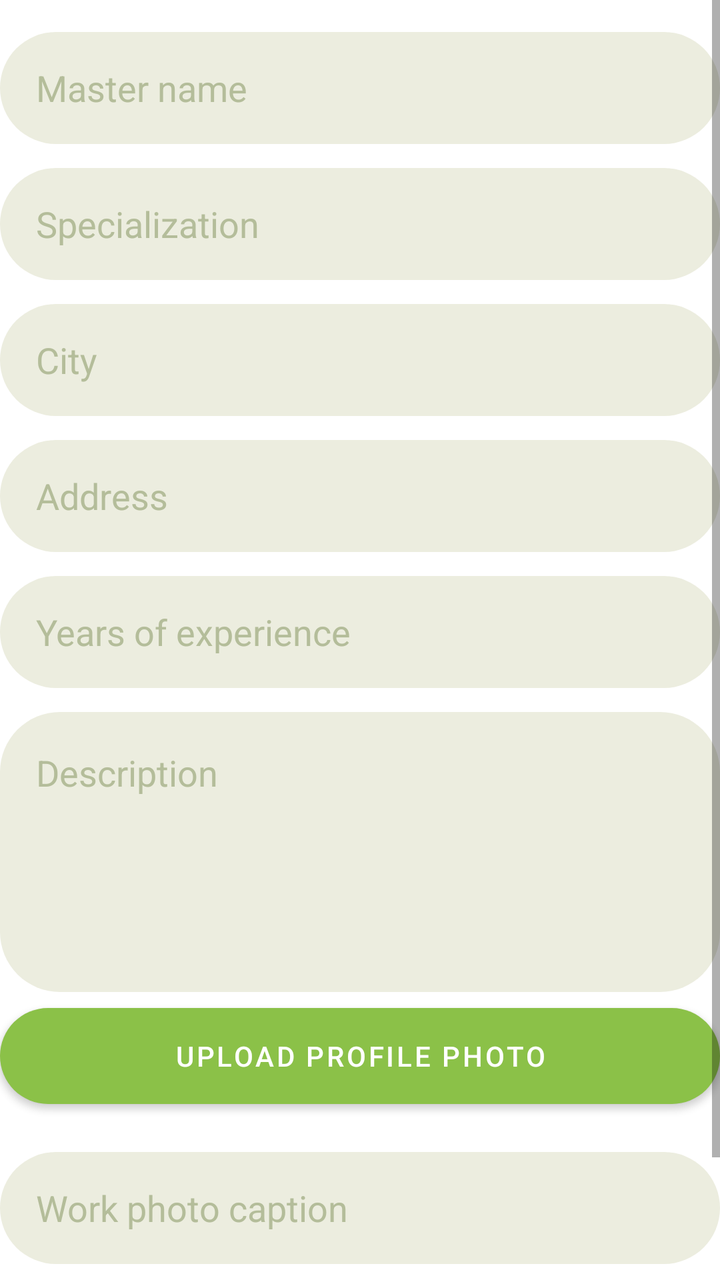
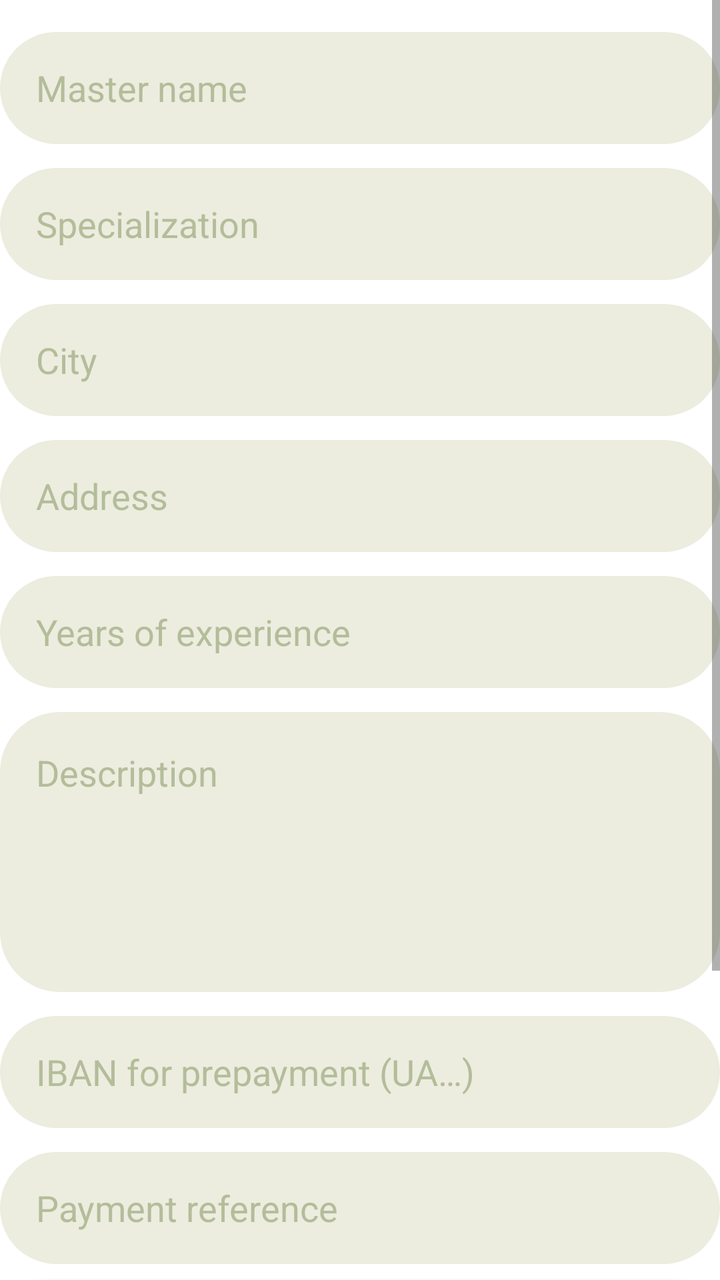

Compare the two renders of this Android layout. The source of the first and the diff that turns it into the second are given below.
<!-- AndroidManifest.xml: application theme Theme.BeautyAppFrontend -->
<!-- res/layout/dialog_master_profile_edit.xml -->
<?xml version="1.0" encoding="utf-8"?>
<ScrollView xmlns:android="http://schemas.android.com/apk/res/android"
    android:layout_width="match_parent"
    android:layout_height="wrap_content"
    android:fillViewport="true">

    <LinearLayout
        android:layout_width="match_parent"
        android:layout_height="wrap_content"
        android:orientation="vertical"
        android:paddingTop="8dp"
        android:paddingBottom="8dp">

        <EditText
            android:id="@+id/et_master_name"
            android:layout_width="match_parent"
            android:layout_height="56dp"
            android:layout_marginTop="8dp"
            android:background="@drawable/bg_input_field"
            android:hint="Master name"
            android:inputType="textPersonName|textCapWords"
            android:paddingStart="18dp"
            android:paddingEnd="18dp"
            android:textColor="@color/text_primary"
            android:textColorHint="@color/text_hint" />

        <EditText
            android:id="@+id/et_master_specialization"
            android:layout_width="match_parent"
            android:layout_height="56dp"
            android:layout_marginTop="12dp"
            android:background="@drawable/bg_input_field"
            android:hint="Specialization"
            android:inputType="textCapSentences"
            android:paddingStart="18dp"
            android:paddingEnd="18dp"
            android:textColor="@color/text_primary"
            android:textColorHint="@color/text_hint" />

        <EditText
            android:id="@+id/et_master_city"
            android:layout_width="match_parent"
            android:layout_height="56dp"
            android:layout_marginTop="12dp"
            android:background="@drawable/bg_input_field"
            android:hint="City"
            android:inputType="textCapWords"
            android:paddingStart="18dp"
            android:paddingEnd="18dp"
            android:textColor="@color/text_primary"
            android:textColorHint="@color/text_hint" />

        <EditText
            android:id="@+id/et_master_address"
            android:layout_width="match_parent"
            android:layout_height="56dp"
            android:layout_marginTop="12dp"
            android:background="@drawable/bg_input_field"
            android:hint="Address"
            android:inputType="textPostalAddress|textCapSentences"
            android:paddingStart="18dp"
            android:paddingEnd="18dp"
            android:textColor="@color/text_primary"
            android:textColorHint="@color/text_hint" />

        <EditText
            android:id="@+id/et_master_experience"
            android:layout_width="match_parent"
            android:layout_height="56dp"
            android:layout_marginTop="12dp"
            android:background="@drawable/bg_input_field"
            android:hint="Years of experience"
            android:inputType="number"
            android:paddingStart="18dp"
            android:paddingEnd="18dp"
            android:textColor="@color/text_primary"
            android:textColorHint="@color/text_hint" />

        <EditText
            android:id="@+id/et_master_description"
            android:layout_width="match_parent"
            android:layout_height="140dp"
            android:layout_marginTop="12dp"
            android:background="@drawable/bg_input_field"
            android:gravity="top|start"
            android:hint="Description"
            android:inputType="textMultiLine|textCapSentences"
            android:minLines="5"
            android:padding="18dp"
            android:textColor="@color/text_primary"
            android:textColorHint="@color/text_hint" />

        <Button
            android:id="@+id/btn_upload_profile_photo"
            android:layout_width="match_parent"
            android:layout_height="48dp"
            android:layout_marginTop="8dp"
            android:layout_marginBottom="12dp"
            android:background="@drawable/bg_button_gradient"
            android:text="Upload profile photo"
            android:textColor="@color/white"
            android:textSize="14sp" />

        <EditText
            android:id="@+id/et_master_work_photo_caption"
            android:layout_width="match_parent"
            android:layout_height="56dp"
            android:layout_marginTop="12dp"
            android:background="@drawable/bg_input_field"
            android:hint="Work photo caption"
            android:inputType="textCapSentences"
            android:paddingStart="18dp"
            android:paddingEnd="18dp"
            android:textColor="@color/text_primary"
            android:textColorHint="@color/text_hint" />

        <Button
            android:id="@+id/btn_delete_master_profile"
            android:layout_width="match_parent"
            android:layout_height="48dp"
            android:layout_marginTop="20dp"
            android:background="@drawable/bg_button_red"
            android:text="Delete profile"
            android:textAllCaps="false"
            android:textColor="@color/white"
            android:textSize="14sp" />

    </LinearLayout>
</ScrollView>
<!-- resources referenced by this layout -->
<resources>
  <color name="text_hint">#B4BD9A</color>
  <color name="text_primary">#3D5A1E</color>
  <color name="white">#FFFFFFFF</color>
  <!-- drawable bg_button_gradient (drawable) -->
  <?xml version="1.0" encoding="utf-8"?>
  <shape xmlns:android="http://schemas.android.com/apk/res/android"
      android:shape="rectangle">
      <gradient
          android:angle="0"
          android:startColor="#FBA685"
          android:centerColor="#FA7370"
          android:endColor="#BFE97B"
          android:type="linear" />
      <corners android:radius="30dp" />
  </shape>
  <!-- drawable bg_button_red (drawable) -->
  <?xml version="1.0" encoding="utf-8"?>
  <shape xmlns:android="http://schemas.android.com/apk/res/android"
      android:shape="rectangle">
      <solid android:color="@color/red_primary" />
      <corners android:radius="30dp" />
  </shape>
  <!-- drawable bg_input_field (drawable) -->
  <?xml version="1.0" encoding="utf-8"?>
  <shape xmlns:android="http://schemas.android.com/apk/res/android"
      android:shape="rectangle">
      <solid android:color="#ECEDDF" />
      <corners android:radius="30dp" />
  </shape>
  <style name="Theme.BeautyAppFrontend" parent="Theme.MaterialComponents.DayNight.NoActionBar">
          <item name="colorPrimary">@color/green_primary</item>
          <item name="colorPrimaryVariant">@color/green_dark</item>
          <item name="colorOnPrimary">@color/white</item>
          <item name="android:statusBarColor">@color/auth_background</item>
          <item name="android:windowLightStatusBar">true</item>
      </style>
  <color name="red_primary">#E53935</color>
  <color name="green_primary">#8BC148</color>
  <color name="green_dark">#60A61F</color>
  <color name="auth_background">#F0F9E8</color>
</resources>

<!-- the commit's change to res/layout/dialog_master_profile_edit.xml (unified diff, before → after) -->
@@ -90,6 +90,32 @@
             android:textColor="@color/text_primary"
             android:textColorHint="@color/text_hint" />
 
+        <EditText
+            android:id="@+id/et_master_iban"
+            android:layout_width="match_parent"
+            android:layout_height="56dp"
+            android:layout_marginTop="12dp"
+            android:background="@drawable/bg_input_field"
+            android:hint="@string/master_iban_hint"
+            android:inputType="textCapCharacters"
+            android:paddingStart="18dp"
+            android:paddingEnd="18dp"
+            android:textColor="@color/text_primary"
+            android:textColorHint="@color/text_hint" />
+
+        <EditText
+            android:id="@+id/et_master_payment_purpose"
+            android:layout_width="match_parent"
+            android:layout_height="56dp"
+            android:layout_marginTop="12dp"
+            android:background="@drawable/bg_input_field"
+            android:hint="@string/master_payment_purpose_hint"
+            android:inputType="textCapSentences"
+            android:paddingStart="18dp"
+            android:paddingEnd="18dp"
+            android:textColor="@color/text_primary"
+            android:textColorHint="@color/text_hint" />
+
         <Button
             android:id="@+id/btn_upload_profile_photo"
             android:layout_width="match_parent"
<!-- resource entries referenced after the edit -->
@@ -29,6 +29,8 @@
       <solid android:color="#ECEDDF" />
       <corners android:radius="30dp" />
   </shape>
+  <string name="master_iban_hint">IBAN for prepayment (UA…)</string>
+  <string name="master_payment_purpose_hint">Payment reference</string>
   <style name="Theme.BeautyAppFrontend" parent="Theme.MaterialComponents.DayNight.NoActionBar">
           <item name="colorPrimary">@color/green_primary</item>
           <item name="colorPrimaryVariant">@color/green_dark</item>
